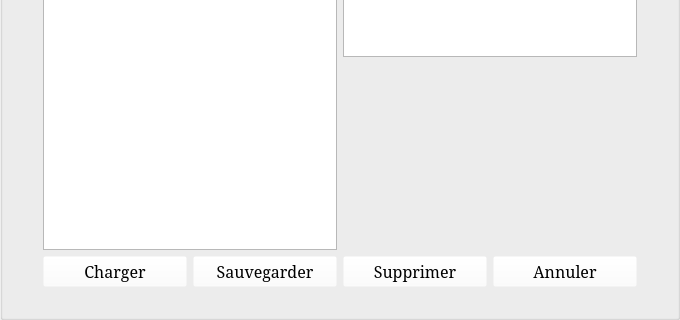
The window that StreetCar/StreetCar/LoadSaveGame.ui (paboccard/Projet_Prog_Jeu) describes before a commit, drawn with Qt 5; both pictures show x 0 to 680 and y 206 to 526 of the 680 by 526 pixel window.
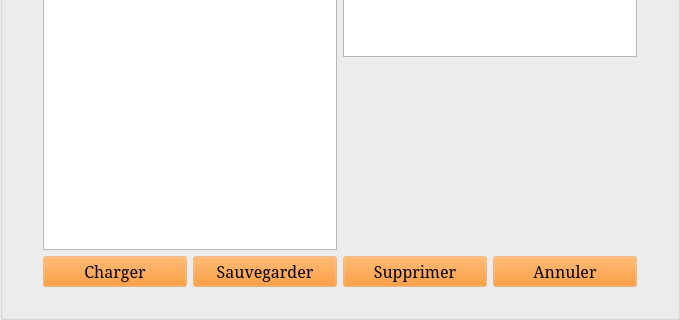
The same window after the commit. Icons and pictures are not drawn.

```diff
--- a/StreetCar/StreetCar/LoadSaveGame.ui
+++ b/StreetCar/StreetCar/LoadSaveGame.ui
@@ -35,7 +35,7 @@
 }
 
 QPushButton {
-	background-color: rgba(255, 255, 255, 0);
+	background-color: rgba(255, 128, 0, 50);
 }
 
 QPushButton::hover{
```
Left out of the diff: 11 changed lines with no effect on the pictures.
